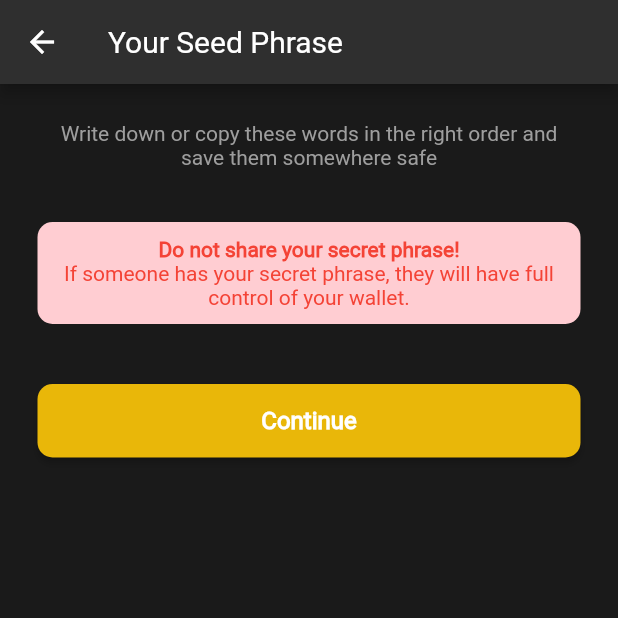
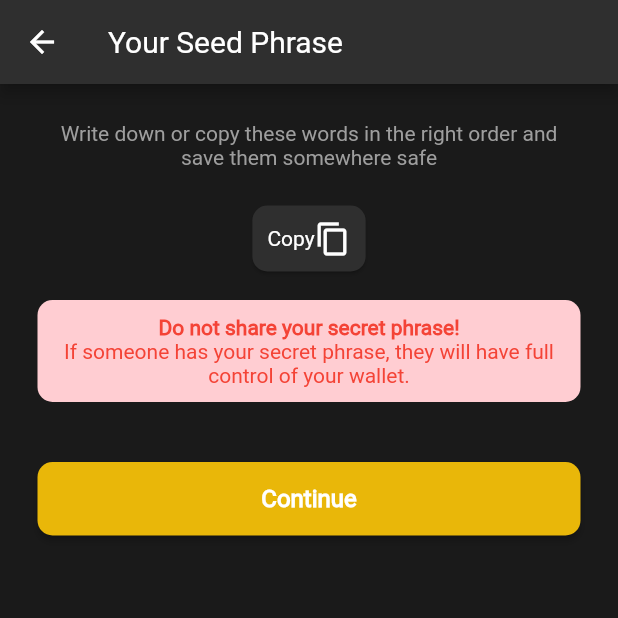
Before and after one commit to lambo10/greedyGames, a Flutter app: the MainScreen screen opened directly, after a tap on "Create New Crypto Wallet", on a phone screen of 412 x 824 dp, the top half of it. Run offline on Flutter 3.47's test engine with Material 2 defaults, Android fonts, the phone set to English and light mode, and no system bars; our stand-ins replace animated_splash_screen, awesome_dialog, built_collection, built_value, cached_network_image, charts_flutter and 29 more; missing offline and left inert: algorand_dart, base32, base_x, bech32, bip32, bip32_ed25519 and 39 more; accounts and stored records are empty; generated files the repository leaves out were written again; network calls fail; statements that could not run were skipped.

Commit message:
removed unused variables

```diff
--- a/lib/screens/add_contact.dart
+++ b/lib/screens/add_contact.dart
@@ -248,8 +248,6 @@ class _AddContactState extends State<AddContact> {
                               ),
                             );
 
-                            print(addressData);
-
                             if (addressData == null) return;
 
                             addressData.removeWhere((key, value) {
--- a/lib/screens/main_screen.dart
+++ b/lib/screens/main_screen.dart
@@ -65,8 +65,8 @@ class _MainScreenState extends State<MainScreen> {
                         Navigator.push(
                             context,
                             MaterialPageRoute(
-                                builder: (ctx) => RecoveryPhrase(
-                                    data: mmemnomic, add: true)));
+                                builder: (ctx) =>
+                                    RecoveryPhrase(data: mmemnomic)));
                       },
                       child: Padding(
                         padding: const EdgeInsets.all(15),
--- a/lib/screens/recovery_pharse.dart
+++ b/lib/screens/recovery_pharse.dart
@@ -10,9 +10,12 @@ import '../utils/rpc_urls.dart';
 class RecoveryPhrase extends StatefulWidget {
   final String data;
   final bool verify;
-  final bool add;
-  const RecoveryPhrase({Key key, this.data, this.verify, this.add})
-      : super(key: key);
+
+  const RecoveryPhrase({
+    Key key,
+    this.data,
+    this.verify,
+  }) : super(key: key);
 
   @override
   _RecoveryPhraseState createState() => _RecoveryPhraseState();
@@ -186,6 +189,45 @@ class _RecoveryPhraseState extends State<RecoveryPhrase>
                           height: 15,
                         )
                       ],
+                      if (widget.verify == null)
+                        GestureDetector(
+                          onTap: () async {
+                            await Clipboard.setData(
+                              ClipboardData(
+                                text: widget.data,
+                              ),
+                            );
+                            ScaffoldMessenger.of(context).showSnackBar(
+                              SnackBar(
+                                content: Text(
+                                  AppLocalizations.of(context)
+                                      .copiedToClipboard,
+                                ),
+                              ),
+                            );
+                          },
+                          child: Card(
+                            shape: RoundedRectangleBorder(
+                              borderRadius: BorderRadius.circular(10),
+                            ),
+                            child: Padding(
+                              padding: const EdgeInsets.all(10),
+                              child: Row(
+                                mainAxisSize: MainAxisSize.min,
+                                children: [
+                                  Text(
+                                    AppLocalizations.of(context).copy,
+                                    textAlign: TextAlign.center,
+                                    style: const TextStyle(
+                                      fontSize: 14,
+                                    ),
+                                  ),
+                                  const Icon(Icons.copy)
+                                ],
+                              ),
+                            ),
+                          ),
+                        ),
                       const SizedBox(
                         height: 15,
                       ),
@@ -221,9 +263,8 @@ class _RecoveryPhraseState extends State<RecoveryPhrase>
                       const SizedBox(
                         height: 40,
                       ),
-                      widget.verify != null
-                          ? Container()
-                          : SizedBox(
+                      if (widget.verify == null) ...[
+                        SizedBox(
                           width: double.infinity,
                           child: ElevatedButton(
                             style: ButtonStyle(
@@ -259,6 +300,7 @@ class _RecoveryPhraseState extends State<RecoveryPhrase>
                             ),
                           ),
                         ),
+                      ]
                     ],
                   ),
                 ),
--- a/lib/screens/security.dart
+++ b/lib/screens/security.dart
@@ -102,7 +102,7 @@ class _SecurityState extends State<Security> {
                       decoration: BoxDecoration(
                           shape: BoxShape.circle,
                           border: Border.all(
-                              color: Color.fromARGB(255, 233, 183, 9))),
+                              color: const Color.fromARGB(255, 233, 183, 9))),
                     ),
                     enabled: false,
                     onCompleted: (_) async {
```
Also changed, not shown: lib/crypto_charts/crypto_chart.dart (+0 -9 lines), lib/screens/add_custom_token.dart (+3 -4 lines). Lines whose indentation alone changed are shown as unchanged.
